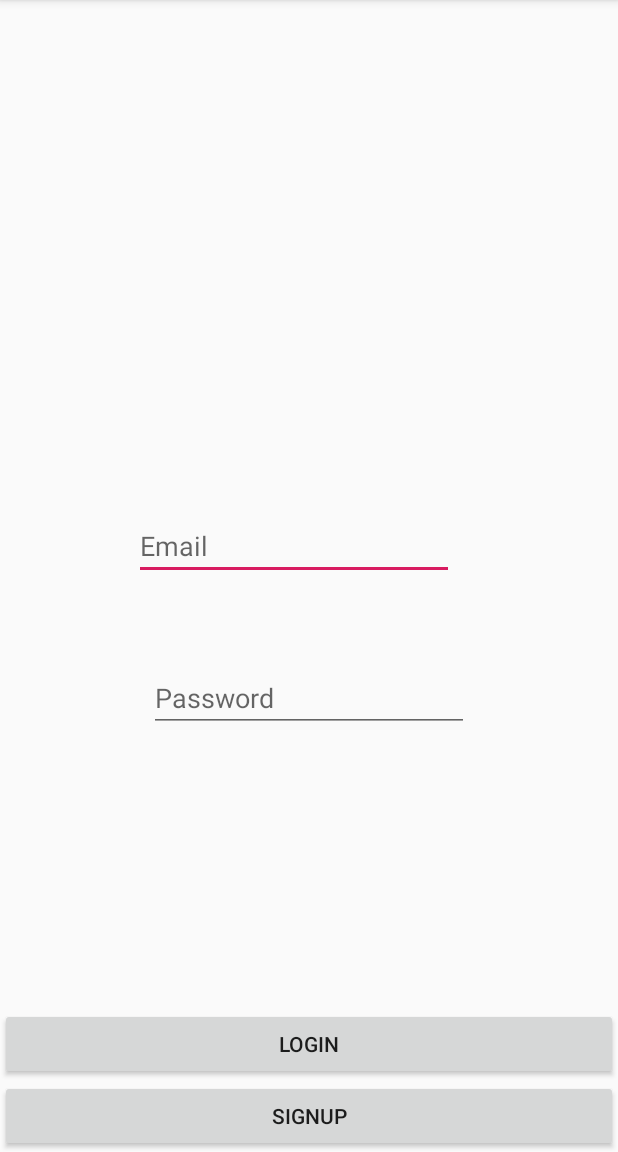
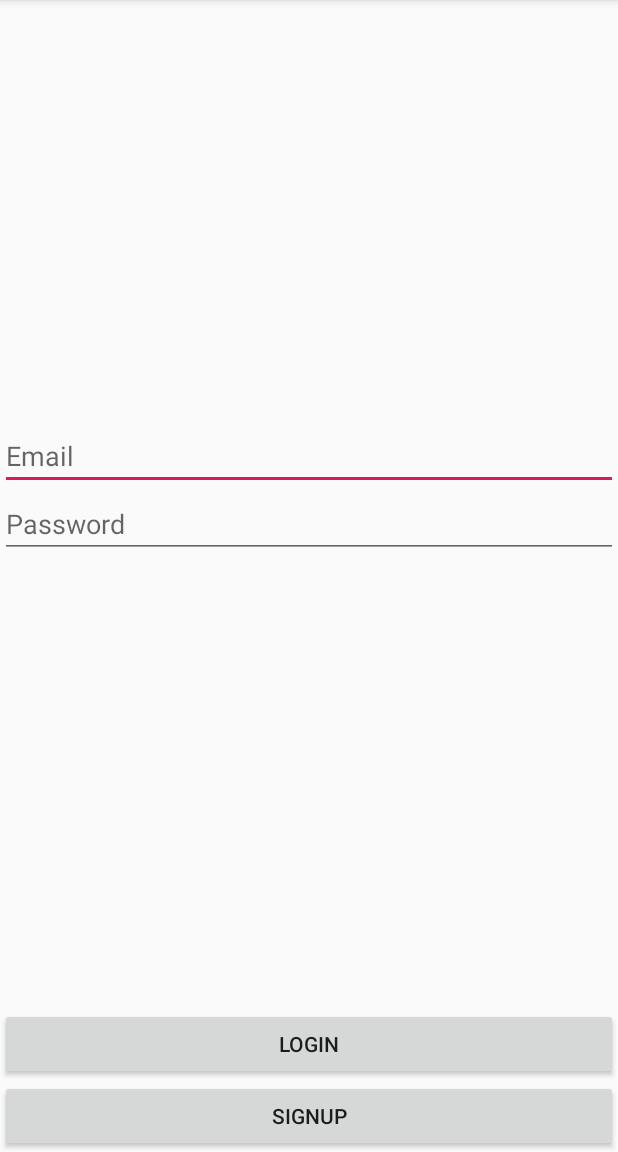
Before and after one commit to hatm1998/tourist_guide_Project, an Android app: the screen it shows after launch (Login), on a phone screen of 412 x 824 dp, the part 84-1236 px from its top. Run offline under Robolectric (Android 15) with nearby library versions, the phone set to English and light mode, and no system bars; our stand-ins replace Firebase (no records; nobody signed in at launch, a user with empty details on screens opened directly).

Commit message:
hatem edit

```diff
--- a/app/src/main/res/layout/activity_login.xml
+++ b/app/src/main/res/layout/activity_login.xml
@@ -5,35 +5,6 @@
     android:layout_width="match_parent"
     android:layout_height="match_parent"
     tools:context=".authentication.Login">
-
-    <EditText
-        android:id="@+id/txt_email"
-        android:layout_width="wrap_content"
-        android:layout_height="wrap_content"
-        android:layout_marginStart="8dp"
-        android:layout_marginEnd="8dp"
-        android:layout_marginBottom="56dp"
-        android:ems="10"
-        android:hint="Email"
-        android:inputType="textPersonName"
-        app:layout_constraintBottom_toTopOf="@+id/txt_pass"
-        app:layout_constraintEnd_toEndOf="parent"
-        app:layout_constraintHorizontal_bias="0.445"
-        app:layout_constraintStart_toStartOf="parent" />
-
-    <EditText
-        android:id="@+id/txt_pass"
-        android:layout_width="wrap_content"
-        android:layout_height="wrap_content"
-        android:layout_marginStart="8dp"
-        android:layout_marginEnd="8dp"
-        android:layout_marginBottom="184dp"
-        android:ems="10"
-        android:hint="Password"
-        android:inputType="textPersonName"
-        app:layout_constraintBottom_toTopOf="@+id/btn_login"
-        app:layout_constraintEnd_toEndOf="parent"
-        app:layout_constraintStart_toStartOf="parent" />
 
     <Button
         android:id="@+id/btn_login"
@@ -53,4 +24,33 @@
         app:layout_constraintBottom_toBottomOf="parent"
         app:layout_constraintEnd_toEndOf="parent"
         app:layout_constraintStart_toStartOf="parent" />
+
+    <LinearLayout
+        android:layout_width="0dp"
+        android:layout_height="wrap_content"
+        android:layout_marginBottom="300dp"
+        android:orientation="vertical"
+        app:layout_constraintBottom_toTopOf="@+id/btn_login"
+        app:layout_constraintEnd_toEndOf="parent"
+        app:layout_constraintStart_toStartOf="parent">
+
+        <EditText
+            android:id="@+id/txt_email"
+            android:layout_width="match_parent"
+            android:layout_height="wrap_content"
+
+            android:ems="10"
+            android:hint="Email"
+            android:inputType="textPersonName" />
+
+        <EditText
+            android:id="@+id/txt_pass"
+            android:layout_width="match_parent"
+            android:layout_height="wrap_content"
+
+            android:ems="10"
+            android:hint="Password"
+            android:inputType="textPersonName"
+            tools:layout_editor_absoluteX="8dp" />
+    </LinearLayout>
 </androidx.constraintlayout.widget.ConstraintLayout>
```
